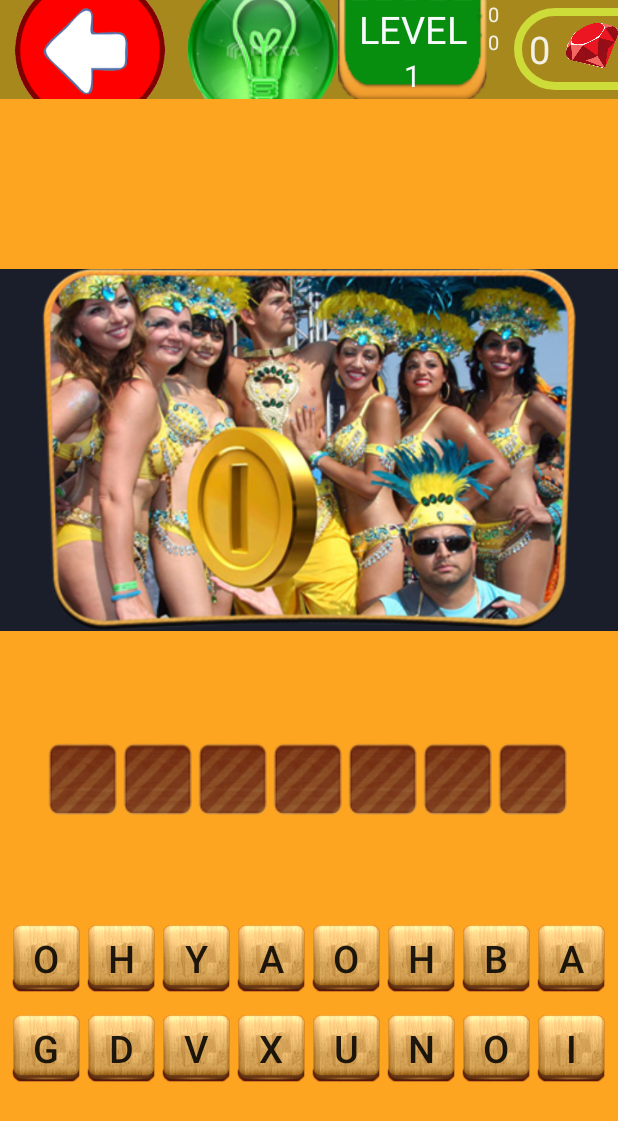
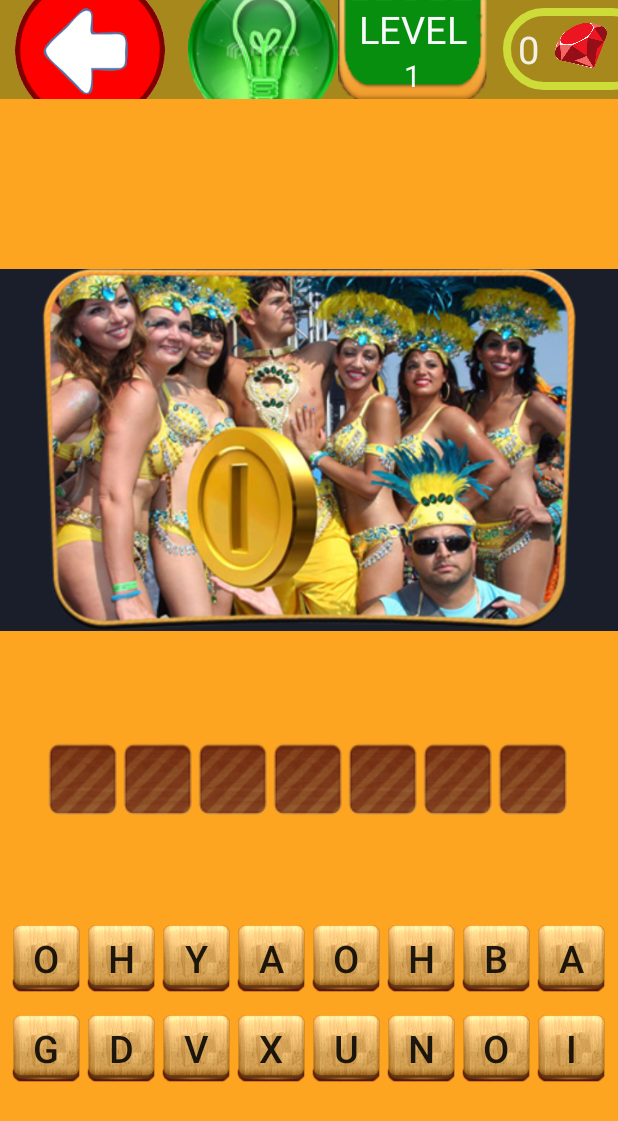
Before and after one commit to doduythang/DuoiHinhBatChu, an Android app: the Main2Activity screen opened directly, with no data from a screen before it, on a phone screen of 412 x 824 dp. Shown: the top 1121 px of the screen. Run offline under Robolectric (Android 15) with nearby library versions, the phone set to English and light mode, and no system bars; our stand-ins replace AdMob.

Commit message:
commit game2

```diff
--- a/app/src/main/java/com/example/duoihinhbatchu/View/LoginActivity.java
+++ b/app/src/main/java/com/example/duoihinhbatchu/View/LoginActivity.java
@@ -11,6 +11,7 @@ import android.widget.EditText;
 import android.widget.Toast;
 
 import androidx.appcompat.app.AppCompatActivity;
+
 
 import com.example.duoihinhbatchu.Presenter.LoginPresenter;
 import com.example.duoihinhbatchu.Model.NguoiDung;
--- a/app/src/main/res/layout/activity_main2.xml
+++ b/app/src/main/res/layout/activity_main2.xml
@@ -56,27 +56,27 @@
 
 
         </LinearLayout>
-        <LinearLayout  android:layout_width="wrap_content"
-            android:layout_height="wrap_content"
+<!--        <LinearLayout  android:layout_width="wrap_content"-->
+<!--            android:layout_height="wrap_content"-->
 
 
 
-            android:orientation="vertical">
-        <TextView
-            android:id="@+id/tv_usernamegame"
-            android:layout_width="wrap_content"
-            android:layout_height="wrap_content"
-            android:text="0"
-            android:textColor="#F1F1E5"
-            android:textSize="13sp" />
-            <TextView
-                android:id="@+id/tv_fullname"
-                android:layout_width="wrap_content"
-                android:layout_height="wrap_content"
-                android:text="0"
-                android:textColor="#F1F1E5"
-                android:textSize="13sp" />
-        </LinearLayout>
+<!--            android:orientation="vertical">-->
+<!--        <TextView-->
+<!--            android:id="@+id/tv_usernamegame"-->
+<!--            android:layout_width="wrap_content"-->
+<!--            android:layout_height="wrap_content"-->
+<!--            android:text="0"-->
+<!--            android:textColor="#F1F1E5"-->
+<!--            android:textSize="13sp" />-->
+<!--            <TextView-->
+<!--                android:id="@+id/tv_fullname"-->
+<!--                android:layout_width="wrap_content"-->
+<!--                android:layout_height="wrap_content"-->
+<!--                android:text="0"-->
+<!--                android:textColor="#F1F1E5"-->
+<!--                android:textSize="13sp" />-->
+<!--        </LinearLayout>-->
         <LinearLayout
             android:layout_width="100dp"
             android:layout_height="wrap_content"
```
Also changed, not shown: app/src/main/java/com/example/duoihinhbatchu/View/DangKyActivity.java (+28 -9 lines).
